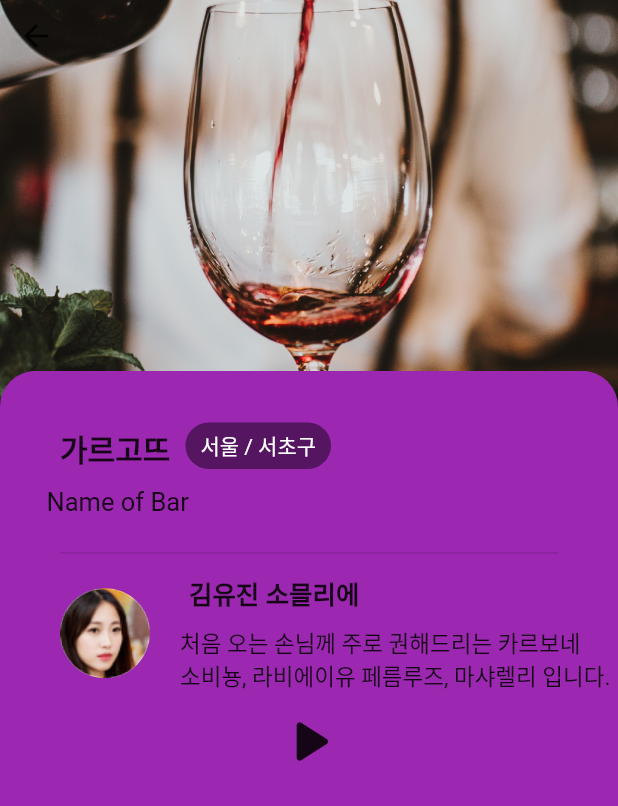
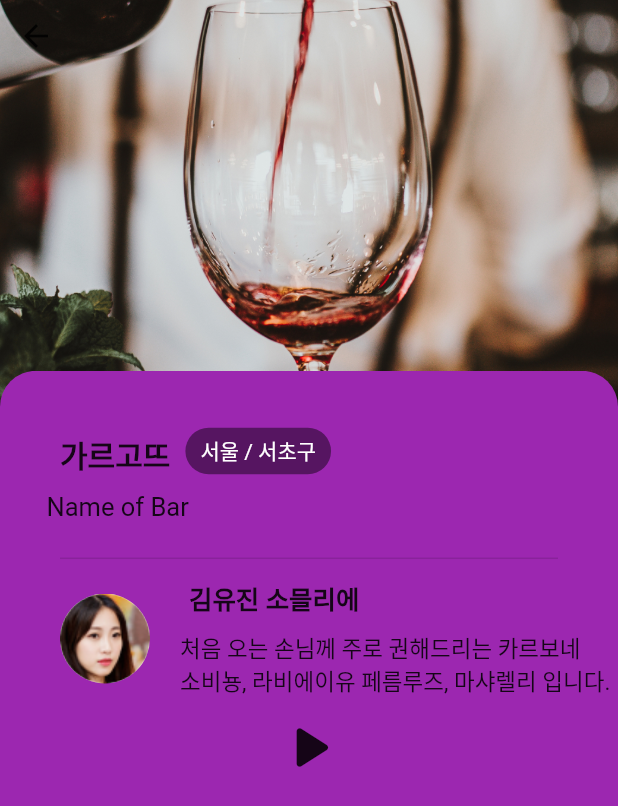
Before and after one commit to youngmi97/winepedia, a Flutter app: the DetailsScreen screen opened directly with sample values from the repository, on a phone screen of 412 x 824 dp. Shown: the top 806 px of the screen. Run offline on Flutter 3.47's test engine with Material 2 defaults, Android fonts, the phone set to English and light mode, and no system bars; our stand-ins replace audioplayers.

Commit message:
fixed code so description moves together

```diff
--- a/lib/screens/details/components/body.dart
+++ b/lib/screens/details/components/body.dart
@@ -56,11 +56,9 @@
                                       borderRadius: BorderRadius.only(
                                           topLeft: Radius.circular(24),
                                           topRight: Radius.circular(24)))),
-                              ])));
-                    })),
                               Container(
                                   child: Column(children: <Widget>[
-              SizedBox(height: size.height * 0.4 - 50),
+                                SizedBox(height: 36),
                                 const Subheading(),
                                 const Description(),
                                 const Divider(
@@ -71,7 +69,10 @@
                                 ),
                                 const SommelierPhoto(),
                                 AudioPlayerLocalAsset(),
-            ]))
+                              ])),
+                            ])),
+                      );
+                    })),
           ])),
     ]);
   }
```
Lines whose indentation alone changed are shown as unchanged.
